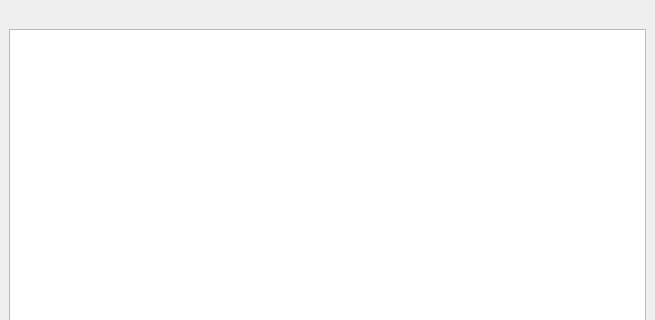
First picture: the form in ways_calc_dockwidget_base.ui, repository johnzet39/QGIS-plugin-ways_calc, before the edit; both pictures show x 0 to 655 and y 0 to 320 of the 655 by 731 pixel window.
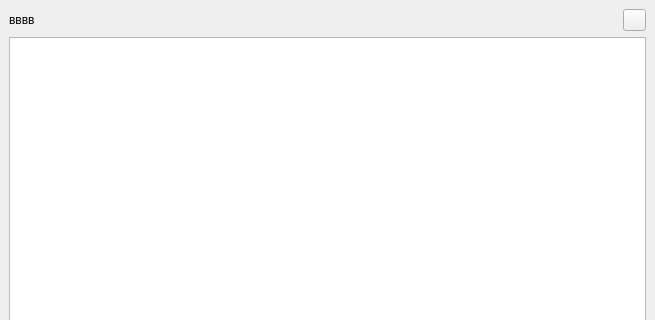
Second picture: the form after the edit. Icons and pictures are not drawn.

Commit message: Refact. Add Copy result button.

What changed in the file:
```diff
--- a/ways_calc_dockwidget_base.ui
+++ b/ways_calc_dockwidget_base.ui
@@ -14,15 +14,52 @@
    <string>Ways Calc</string>
   </property>
   <widget class="QWidget" name="dockWidgetContents">
-   <layout class="QGridLayout" name="gridLayout">
-    <item row="0" column="0">
-     <widget class="QLabel" name="labelResult">
-      <property name="text">
-       <string/>
-      </property>
-     </widget>
+   <layout class="QVBoxLayout" name="verticalLayout">
+    <item>
+     <layout class="QHBoxLayout" name="horizontalLayout">
+      <item>
+       <widget class="QLabel" name="labelResult">
+        <property name="text">
+         <string>вввв</string>
+        </property>
+       </widget>
+      </item>
+      <item>
+       <spacer name="horizontalSpacer">
+        <property name="orientation">
+         <enum>Qt::Horizontal</enum>
+        </property>
+        <property name="sizeHint" stdset="0">
+         <size>
+          <width>40</width>
+          <height>20</height>
+         </size>
+        </property>
+       </spacer>
+      </item>
+      <item>
+       <widget class="QPushButton" name="copyButton">
+        <property name="maximumSize">
+         <size>
+          <width>23</width>
+          <height>23</height>
+         </size>
+        </property>
+        <property name="toolTip">
+         <string>Скопировать содержимое таблицы</string>
+        </property>
+        <property name="text">
+         <string/>
+        </property>
+        <property name="icon">
+         <iconset>
+          <normaloff>:/plugins/_Ways_calc/icons/copy_16.png</normaloff>:/plugins/_Ways_calc/icons/copy_16.png</iconset>
+        </property>
+       </widget>
+      </item>
+     </layout>
     </item>
-    <item row="2" column="0">
+    <item>
      <widget class="QTableWidget" name="tableResult">
       <property name="editTriggers">
        <set>QAbstractItemView::NoEditTriggers</set>
@@ -38,9 +75,6 @@
       </property>
      </widget>
     </item>
-    <item row="1" column="0">
-     <layout class="QHBoxLayout" name="horizontalLayout"/>
-    </item>
    </layout>
   </widget>
  </widget>
```
The commit also changes 5 other files.
